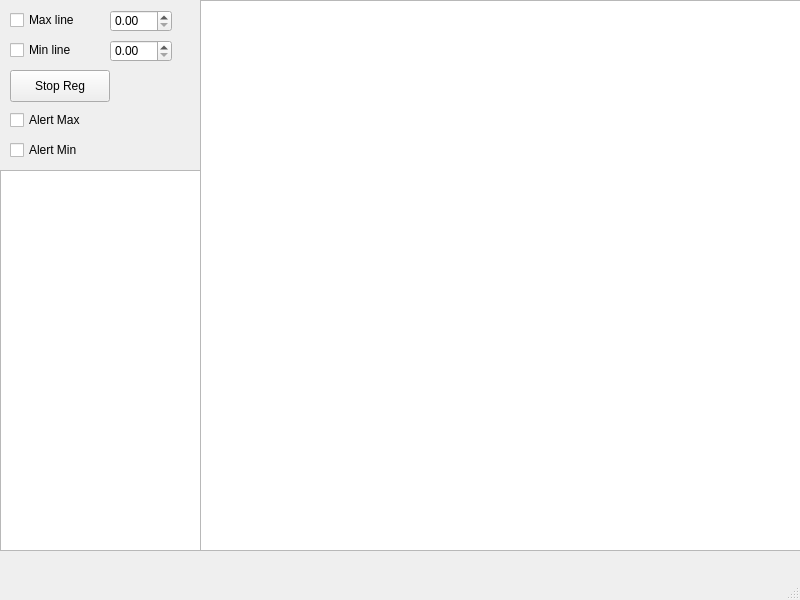
Before: the Qt Designer form ui/mainwindow.ui in MatteoFranchini01/python_graph_plotter, drawn with Qt 5.
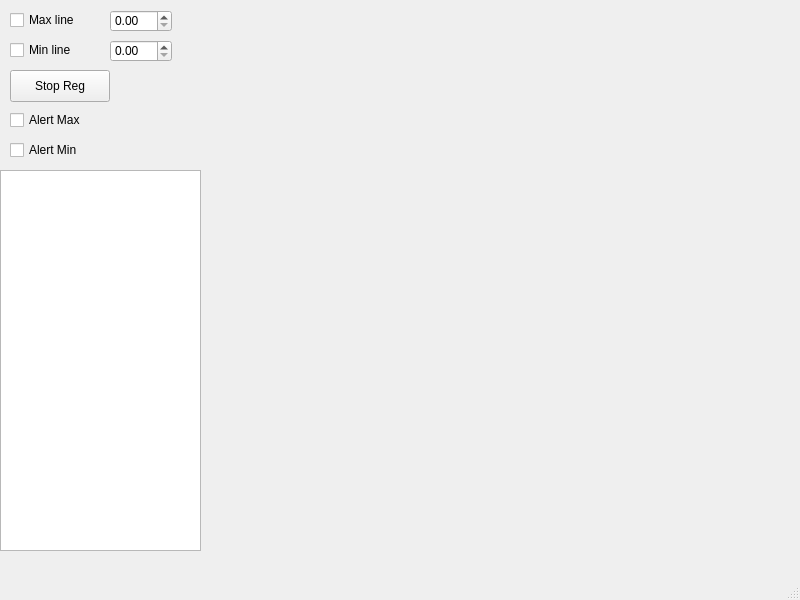
After: the same form once the commit is applied.

```diff
--- a/ui/mainwindow.ui
+++ b/ui/mainwindow.ui
@@ -14,16 +14,6 @@
    <string>MainWindow</string>
   </property>
   <widget class="QWidget" name="centralwidget">
-   <widget class="QGraphicsView" name="graphicsView">
-    <property name="geometry">
-     <rect>
-      <x>200</x>
-      <y>0</y>
-      <width>601</width>
-      <height>551</height>
-     </rect>
-    </property>
-   </widget>
    <widget class="QWidget" name="horizontalLayoutWidget">
     <property name="geometry">
      <rect>
@@ -135,6 +125,16 @@
      </item>
     </layout>
    </widget>
+   <widget class="QWidget" name="graphicsContainer" native="true">
+    <property name="geometry">
+     <rect>
+      <x>200</x>
+      <y>0</y>
+      <width>601</width>
+      <height>551</height>
+     </rect>
+    </property>
+   </widget>
   </widget>
   <widget class="QMenuBar" name="menubar">
    <property name="geometry">
```
